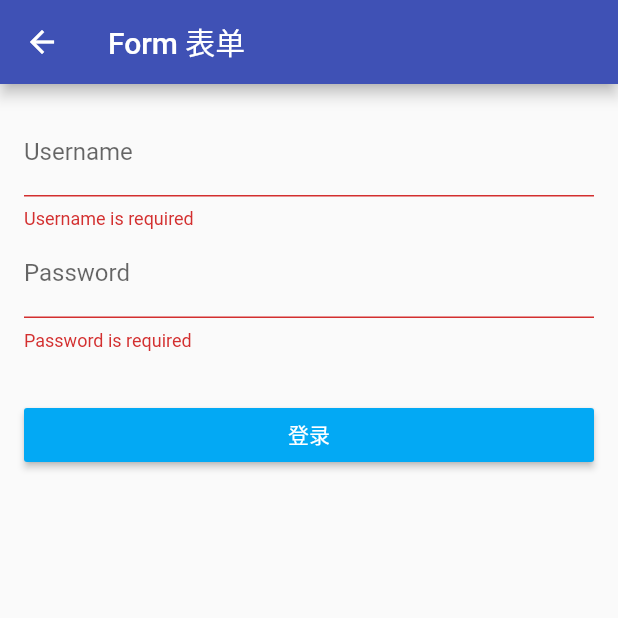
After one commit to icookingcode/flutter_basic, a Flutter app: the FormDemo screen opened directly, after a tap on "登录", on a phone screen of 412 x 824 dp, the top half of it. The commit adds this screen. Run offline on Flutter 3.47's test engine with Material 2 defaults, Android fonts, the phone set to English and light mode, and no system bars.

Commit message:
Form 表单

```diff
--- /dev/null
+++ b/lib/demo/form_demo.dart
@@ -0,0 +1,165 @@
+import 'package:flutter/material.dart';
+
+class FormDemo extends StatelessWidget {
+  @override
+  Widget build(BuildContext context) {
+    return Scaffold(
+      appBar: AppBar(
+        title: Text("Form 表单"),
+      ),
+      body: SingleChildScrollView(
+        child: Theme(
+          data: ThemeData(
+            primaryColor: Colors.black54,
+          ),
+          child: ThemeDemo(),
+        ),
+      ),
+    );
+  }
+}
+
+class TextFieldDemo extends StatefulWidget {
+  @override
+  _TextFieldDemoState createState() => _TextFieldDemoState();
+}
+
+class _TextFieldDemoState extends State<TextFieldDemo> {
+  final textEditingController = TextEditingController();
+
+  @override
+  void initState() {
+    super.initState();
+//    textEditingController.text = 'none';//设置初始值
+    textEditingController.addListener(() {
+      debugPrint('input:${textEditingController.text}');
+    });
+  }
+
+  @override
+  void dispose() {
+    textEditingController.dispose();
+    super.dispose();
+  }
+
+  @override
+  Widget build(BuildContext context) {
+    return TextField(
+      decoration: InputDecoration(
+        icon: Icon(Icons.subject),
+        labelText: 'username',
+        hintText: '请输入用户名',
+        border: InputBorder.none,
+        //底部下划线
+//      border: OutlineInputBorder(),//四周边框
+//          filled: true,
+//          fillColor: Colors.lightBlue,
+      ),
+//      onChanged: (value){
+//
+//      },
+      onSubmitted: (value) {
+        debugPrint('onSubmitted:$value');
+      },
+      controller: textEditingController,
+    );
+  }
+}
+
+class ThemeDemo extends StatelessWidget {
+  @override
+  Widget build(BuildContext context) {
+    return Container(
+      padding: EdgeInsets.all(16.0),
+      child: Column(
+        mainAxisAlignment: MainAxisAlignment.center,
+        children: <Widget>[RegisterForm()],
+      ),
+    );
+  }
+}
+
+class RegisterForm extends StatefulWidget {
+  @override
+  _RegisterFormState createState() => _RegisterFormState();
+}
+
+class _RegisterFormState extends State<RegisterForm> {
+  final registerFromKey = GlobalKey<FormState>();
+  String username, password;
+  bool autoValidate = false;
+
+  void _submitRegisterForm() {
+    registerFromKey.currentState.save(); //执行TextFiled onSaved()
+    if(registerFromKey.currentState.validate()){//验证数据 执行TextField validator:
+      debugPrint('Username = $username | Password = $password');
+      Scaffold.of(context).showSnackBar(SnackBar(content: Text('logining...')));
+    }else{
+      setState(() {
+        autoValidate = true;
+      });
+    }
+  }
+
+  String validatorUsername(String value) {
+    if (value.isEmpty) {
+      return 'Username is required';
+    }
+    return null;
+  }
+
+  String validatorPassword(String value) {
+    if (value.isEmpty) {
+      return 'Password is required';
+    }
+    return null;
+  }
+
+  @override
+  Widget build(BuildContext context) {
+    return Form(
+      key: registerFromKey,
+      child: Column(
+        children: <Widget>[
+          TextFormField(
+            decoration: InputDecoration(
+              labelText: 'Username',
+              helperText: '',
+            ),
+            onSaved: (value) {
+              username = value;
+            },
+            validator: validatorUsername,
+            autovalidate: autoValidate,
+          ),
+          TextFormField(
+            obscureText: true, //隐藏内容
+            decoration: InputDecoration(
+              labelText: 'Password',
+              helperText: '',
+            ),
+            onSaved: (value) {
+              password = value;
+            },
+            validator: validatorPassword,
+            autovalidate: autoValidate,
+          ),
+          SizedBox(
+            height: 32.0,
+          ),
+          Container(
+            width: double.infinity,
+            child: RaisedButton(
+              color: Colors.lightBlue,
+              child: Text(
+                '登录',
+                style: TextStyle(color: Colors.white),
+              ),
+              onPressed: _submitRegisterForm,
+            ),
+          )
+        ],
+      ),
+    );
+  }
+}
--- a/lib/main.dart
+++ b/lib/main.dart
@@ -3,6 +3,7 @@ import 'package:flutter/material.dart';
 import 'demo/card_demo.dart';
 import 'demo/column_demo.dart';
 import 'demo/container_demo.dart';
+import 'demo/form_demo.dart';
 import 'demo/gridview_demo.dart';
 import 'demo/image_demo.dart';
 import 'demo/listview_demo.dart';
@@ -39,6 +40,7 @@ class MyApp extends StatelessWidget {
             ListItem(title: 'Card Widget', page: CardDemo()),
             ListItem(title: 'Route Demo', page: FirstPage()),
             ListItem(title: 'Route with Params', page: ProductsPage()),
+            ListItem(title: 'From 表单', page: FormDemo()),
           ],
         ),
       ),
```
Also changed, not shown: 1 other file.
